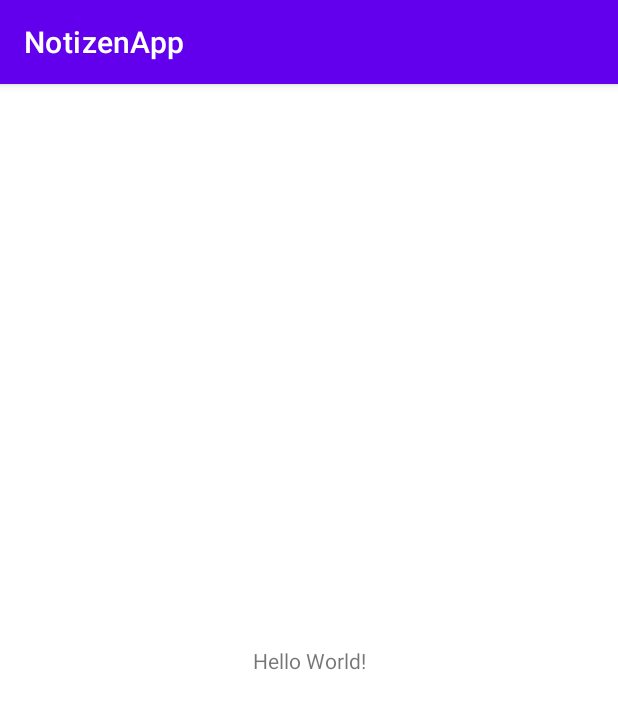
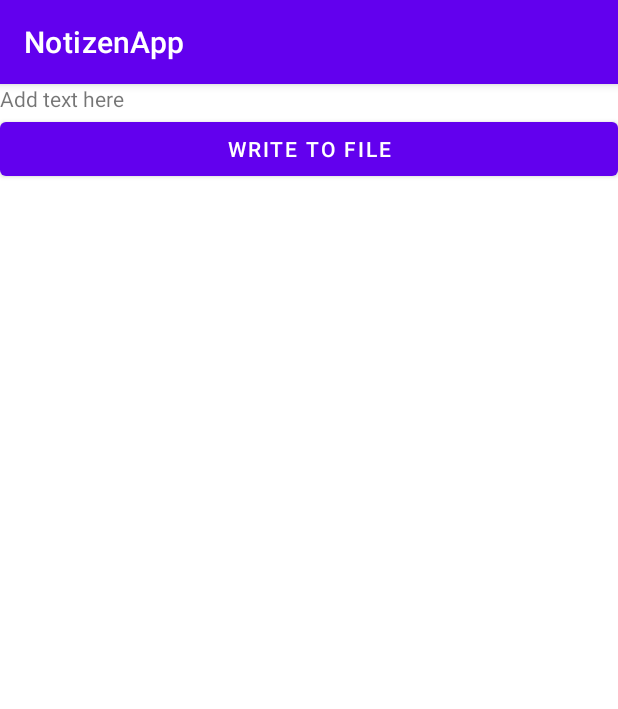
Before and after one commit to MaxHar963/hausubung18MH, an Android app: the screen it shows after launch (MainActivity), on a phone screen of 412 x 824 dp. Shown: the top 709 px of the screen. Run offline under Robolectric (Android 15) with nearby library versions, the phone set to English and light mode, and no system bars.

Commit message:
ReaderWriter added

```diff
--- a/NotizenApp/app/src/main/java/com/example/notizenapp/MainActivity.java
+++ b/NotizenApp/app/src/main/java/com/example/notizenapp/MainActivity.java
@@ -3,12 +3,45 @@ package com.example.notizenapp;
 import androidx.appcompat.app.AppCompatActivity;
 
 import android.os.Bundle;
+import android.view.View;
+import android.widget.Button;
+import android.widget.TextView;
+import android.widget.Toast;
+
+import java.io.FileNotFoundException;
+import java.io.IOException;
 
 public class MainActivity extends AppCompatActivity {
+
+    ReadWrite r;
+    TextView t;
+
+    public MainActivity() throws FileNotFoundException {
+    }
 
     @Override
     protected void onCreate(Bundle savedInstanceState) {
         super.onCreate(savedInstanceState);
         setContentView(R.layout.activity_main);
+        try {
+            r = new ReadWrite(openFileOutput("file.csv",MODE_APPEND),openFileInput("file.csv"));
+        } catch (FileNotFoundException e) {
+            e.printStackTrace();
+        }
+        Button b = (Button) findViewById(R.id.button);
+
+        t = (TextView) findViewById(R.id.textView);
+
+
+    }
+
+    public void methonde1(View view) throws IOException {
+
+
+            Toast.makeText(this, "Button pressed  -> " + t.getText(), Toast.LENGTH_SHORT).show();
+            r.writetoFile((String) t.getText());
+
+
+
     }
 }
--- /dev/null
+++ b/NotizenApp/app/src/main/java/com/example/notizenapp/ReadWrite.java
@@ -0,0 +1,49 @@
+package com.example.notizenapp;
+
+import java.io.BufferedReader;
+import java.io.File;
+import java.io.FileInputStream;
+import java.io.FileNotFoundException;
+import java.io.FileOutputStream;
+import java.io.FileReader;
+import java.io.FileWriter;
+import java.io.IOException;
+import java.io.InputStreamReader;
+import java.io.OutputStreamWriter;
+import java.io.PrintWriter;
+import java.lang.reflect.Array;
+import java.util.*;
+
+public class ReadWrite {
+
+    FileOutputStream fos;
+    FileInputStream fis;
+
+    public ReadWrite(FileOutputStream fos, FileInputStream fis) {
+
+        this.fos = fos;
+        this.fis = fis;
+
+    }
+
+    public List<String> readFile(String str) throws IOException {
+
+        ArrayList<String> al = new ArrayList<>();
+        BufferedReader in = new BufferedReader(new InputStreamReader(fis));
+        String line;
+        StringBuffer buffer = new StringBuffer();
+        while ((line = in.readLine()) != null) {
+            al.add(line);
+        }
+        return al;
+    }
+
+    public void writetoFile(String str) throws IOException {
+        PrintWriter out = new PrintWriter(new OutputStreamWriter(fos));
+        out.println(str);
+        out.flush();
+        out.close();
+    }
+
+
+}
--- a/NotizenApp/app/src/main/res/layout/activity_main.xml
+++ b/NotizenApp/app/src/main/res/layout/activity_main.xml
@@ -1,18 +1,23 @@
 <?xml version="1.0" encoding="utf-8"?>
-<androidx.constraintlayout.widget.ConstraintLayout xmlns:android="http://schemas.android.com/apk/res/android"
+<LinearLayout xmlns:android="http://schemas.android.com/apk/res/android"
     xmlns:app="http://schemas.android.com/apk/res-auto"
     xmlns:tools="http://schemas.android.com/tools"
     android:layout_width="match_parent"
     android:layout_height="match_parent"
+    android:orientation="vertical"
     tools:context=".MainActivity">
 
     <TextView
-        android:layout_width="wrap_content"
+        android:id="@+id/textView"
+        android:layout_width="match_parent"
         android:layout_height="wrap_content"
-        android:text="Hello World!"
-        app:layout_constraintBottom_toBottomOf="parent"
-        app:layout_constraintLeft_toLeftOf="parent"
-        app:layout_constraintRight_toRightOf="parent"
-        app:layout_constraintTop_toTopOf="parent" />
 
-</androidx.constraintlayout.widget.ConstraintLayout>
+        android:text="Add text here" />
+
+    <Button
+        android:id="@+id/button"
+        android:layout_width="match_parent"
+        android:layout_height="wrap_content"
+        android:onClick="methonde1"
+        android:text="Write to file" />
+</LinearLayout>
```
